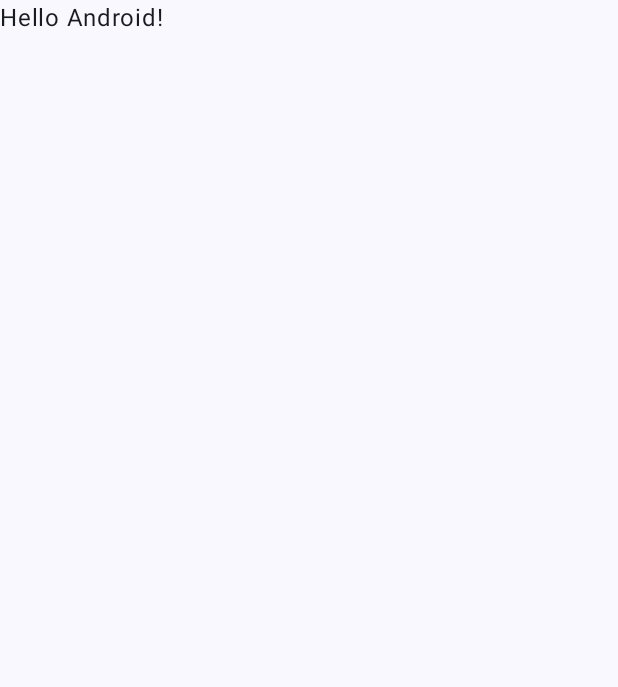
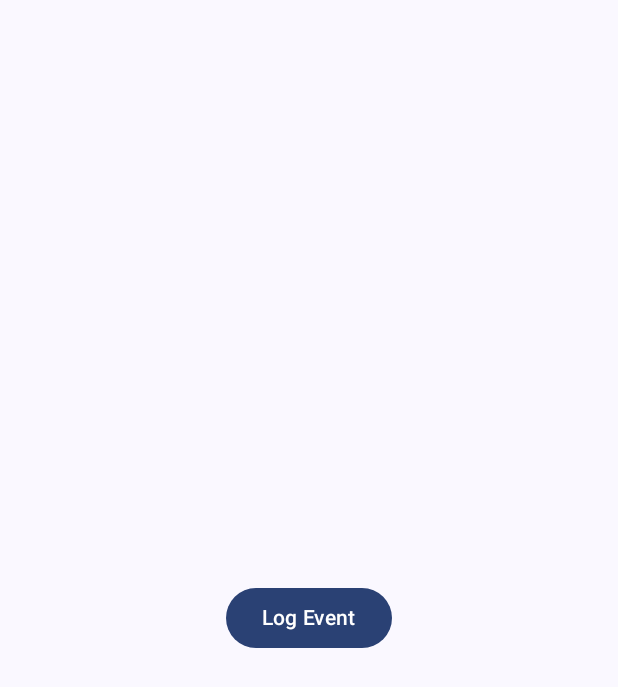
Before and after one commit to georgiystrigun-lanars/android-push-sample, an Android app built with Jetpack Compose: the screen it shows after launch (MainActivity), on a phone screen of 412 x 824 dp. Before the commit the part shown is almost empty. Shown: the top 687 px of the screen. Run offline under Robolectric (Android 15) with nearby library versions, the phone set to English and light mode, and no system bars.

Commit message:
Setup Firebase

```diff
--- a/app/build.gradle
+++ b/app/build.gradle
@@ -1,6 +1,7 @@
 plugins {
     id 'com.android.application'
     id 'org.jetbrains.kotlin.android'
+    id 'com.google.gms.google-services'
 }
 
 android {
@@ -56,6 +57,9 @@ dependencies {
     implementation 'androidx.compose.ui:ui-tooling-preview'
     implementation 'androidx.compose.material3:material3'
 
+    implementation platform('com.google.firebase:firebase-bom:31.2.3')
+    implementation 'com.google.firebase:firebase-analytics-ktx'
+
     debugImplementation 'androidx.compose.ui:ui-tooling'
     debugImplementation 'androidx.compose.ui:ui-test-manifest'
 
--- /dev/null
+++ b/app/src/main/java/com/gsrocks/androidpushsample/HomeScreen.kt
@@ -0,0 +1,43 @@
+package com.gsrocks.androidpushsample
+
+import androidx.compose.foundation.layout.Arrangement
+import androidx.compose.foundation.layout.Column
+import androidx.compose.foundation.layout.fillMaxSize
+import androidx.compose.foundation.layout.padding
+import androidx.compose.material3.Button
+import androidx.compose.material3.ExperimentalMaterial3Api
+import androidx.compose.material3.Scaffold
+import androidx.compose.material3.Text
+import androidx.compose.runtime.Composable
+import androidx.compose.ui.Alignment
+import androidx.compose.ui.Modifier
+import androidx.compose.ui.tooling.preview.Preview
+import com.google.firebase.analytics.ktx.analytics
+import com.google.firebase.ktx.Firebase
+import com.gsrocks.androidpushsample.ui.theme.AndroidPushSampleTheme
+
+@OptIn(ExperimentalMaterial3Api::class)
+@Composable
+fun HomeScreen() {
+    Scaffold { paddingValues ->
+        Column(
+            modifier = Modifier
+                .fillMaxSize()
+                .padding(paddingValues),
+            horizontalAlignment = Alignment.CenterHorizontally,
+            verticalArrangement = Arrangement.Center
+        ) {
+            Button(onClick = { Firebase.analytics.logEvent("log_button_click", null) }) {
+                Text(text = "Log Event")
+            }
+        }
+    }
+}
+
+@Preview
+@Composable
+fun HomeScreenPreview() {
+    AndroidPushSampleTheme {
+        HomeScreen()
+    }
+}
--- a/app/src/main/java/com/gsrocks/androidpushsample/MainActivity.kt
+++ b/app/src/main/java/com/gsrocks/androidpushsample/MainActivity.kt
@@ -3,14 +3,6 @@ package com.gsrocks.androidpushsample
 import android.os.Bundle
 import androidx.activity.ComponentActivity
 import androidx.activity.compose.setContent
-import androidx.compose.foundation.layout.Column
-import androidx.compose.foundation.layout.padding
-import androidx.compose.material3.ExperimentalMaterial3Api
-import androidx.compose.material3.Scaffold
-import androidx.compose.material3.Text
-import androidx.compose.runtime.Composable
-import androidx.compose.ui.Modifier
-import androidx.compose.ui.tooling.preview.Preview
 import androidx.core.view.WindowCompat
 import com.gsrocks.androidpushsample.ui.theme.AndroidPushSampleTheme
 
@@ -21,31 +13,8 @@ class MainActivity : ComponentActivity() {
 
         setContent {
             AndroidPushSampleTheme {
-                Greeting("Android")
+                HomeScreen()
             }
         }
     }
 }
-
-@OptIn(ExperimentalMaterial3Api::class)
-@Composable
-fun Greeting(name: String, modifier: Modifier = Modifier) {
-    Scaffold() { paddingValues ->
-        Column(
-            modifier = Modifier.padding(paddingValues)
-        ) {
-            Text(
-                text = "Hello $name!",
-                modifier = modifier
-            )
-        }
-    }
-}
-
-@Preview(showBackground = true)
-@Composable
-fun GreetingPreview() {
-    AndroidPushSampleTheme {
-        Greeting("Android")
-    }
-}
--- a/build.gradle
+++ b/build.gradle
@@ -1,5 +1,6 @@
 plugins {
-    id 'com.android.application' version '8.0.0-beta05' apply false
-    id 'com.android.library' version '8.0.0-beta05' apply false
+    id 'com.android.application' version '8.1.0-alpha09' apply false
+    id 'com.android.library' version '8.1.0-alpha09' apply false
     id 'org.jetbrains.kotlin.android' version '1.8.10' apply false
+    id 'com.google.gms.google-services' version '4.3.15' apply false
 }
```
Also changed, not shown: 1 other file.
